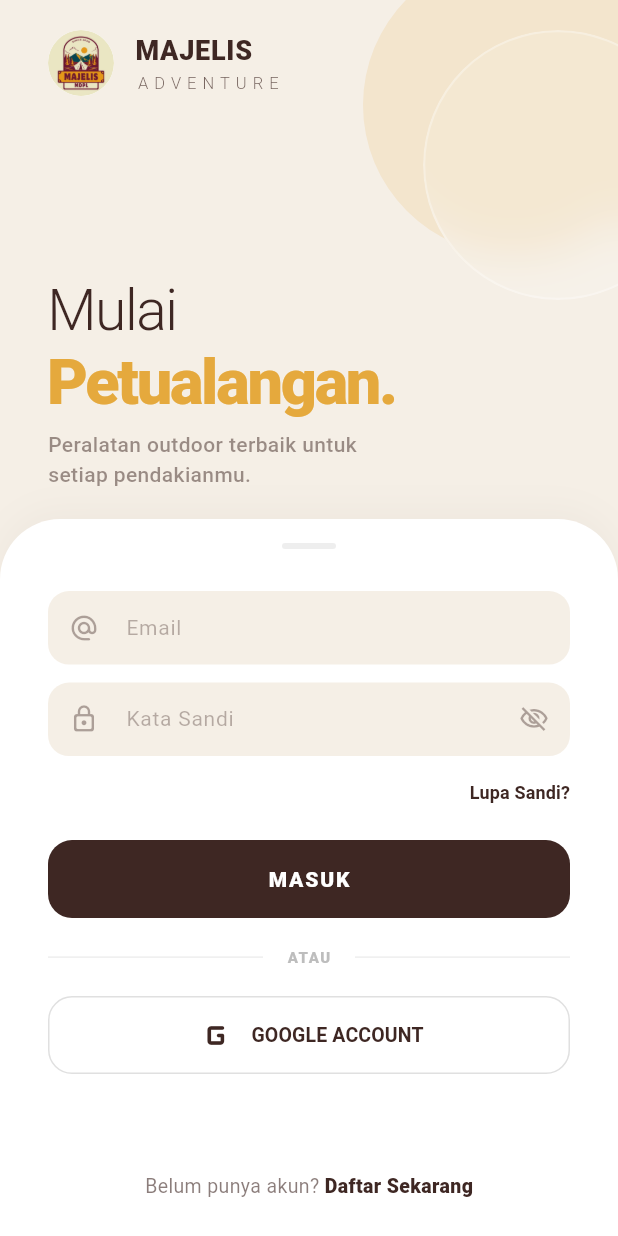
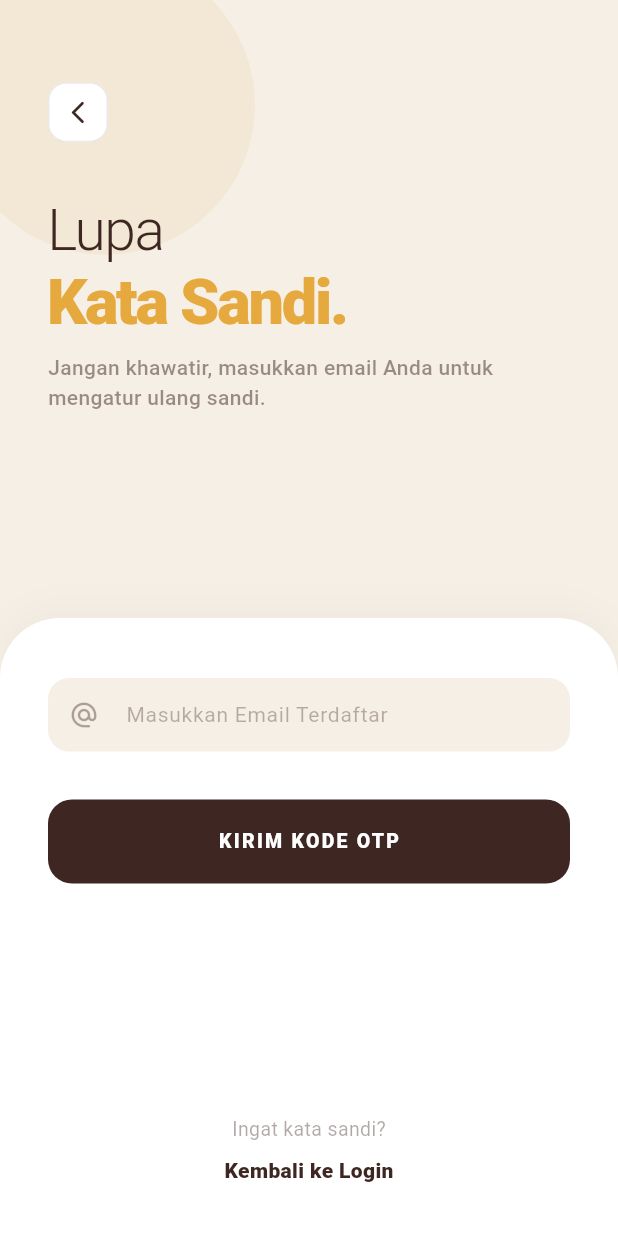
Before and after one commit to dimasfebriannn/Mobile-Rental-Outdoor, a Flutter app: the screen it shows after launch, after a tap on "Lupa Sandi?", on a phone screen of 412 x 824 dp. Run offline on Flutter 3.47's test engine with Material 3 defaults, Android fonts, the light colour scheme and no system bars; our stand-ins replace dio, firebase_auth, firebase_core, flutter_markdown, font_awesome_flutter, google_sign_in and 3 more; accounts and stored records are empty; network calls fail.

Commit message:
nambah ui halaman lupa password

```diff
--- a/lib/config/api_config.dart
+++ b/lib/config/api_config.dart
@@ -13,7 +13,7 @@ class ApiConfig {
 
   // ── URL per environment ───────────────────────────────────────────────────
   static const String _localUrl = 'http://10.0.2.2:8000/api';
-  static const String _ngrokUrl = 'https://9dfb-103-105-57-88.ngrok-free.app/api';
+  static const String _ngrokUrl = 'https://prism-everglade-earthy.ngrok-free.dev/api';
   static const String _prodUrl  = 'https://api.yourdomain.com/api';
 
   static String get baseUrl {
--- /dev/null
+++ b/lib/screens/auth/forgot_password_screen.dart
@@ -0,0 +1,267 @@
+import 'dart:ui';
+import 'package:flutter/material.dart';
+import '../../widgets/custom_textfield.dart';
+import '../../services/auth_service.dart';
+
+class ForgotPasswordScreen extends StatefulWidget {
+  const ForgotPasswordScreen({super.key});
+
+  @override
+  State<ForgotPasswordScreen> createState() => _ForgotPasswordScreenState();
+}
+
+class _ForgotPasswordScreenState extends State<ForgotPasswordScreen>
+    with SingleTickerProviderStateMixin {
+  final _emailController = TextEditingController();
+  bool _isLoading = false;
+
+  // ── Colors ────────────────────────────────────────────
+  final Color creamBg = const Color(0xFFF5EFE6);
+  final Color darkBrown = const Color(0xFF3E2723);
+  final Color goldenYellow = const Color(0xFFE5A93D);
+
+  // ── Animations ────────────────────────────────────────
+  late AnimationController _controller;
+  late Animation<double> _fade;
+  late Animation<Offset> _sheetSlide;
+
+  @override
+  void initState() {
+    super.initState();
+    _controller = AnimationController(
+      vsync: this,
+      duration: const Duration(milliseconds: 1000),
+    );
+    _fade = Tween<double>(begin: 0.0, end: 1.0).animate(
+      CurvedAnimation(parent: _controller, curve: Curves.easeIn),
+    );
+    _sheetSlide = Tween<Offset>(begin: const Offset(0, 0.5), end: Offset.zero)
+        .animate(CurvedAnimation(parent: _controller, curve: Curves.easeOutExpo));
+
+    _controller.forward();
+  }
+
+  @override
+  void dispose() {
+    _controller.dispose();
+    _emailController.dispose();
+    super.dispose();
+  }
+
+  void _showError(String message) {
+    ScaffoldMessenger.of(context).showSnackBar(
+      SnackBar(
+        content: Text(message),
+        backgroundColor: Colors.red.shade700,
+        behavior: SnackBarBehavior.floating,
+        shape: RoundedRectangleBorder(borderRadius: BorderRadius.circular(12)),
+      ),
+    );
+  }
+
+  // ── Logic ─────────────────────────────────────────────
+  Future<void> _handleResetPassword() async {
+    final email = _emailController.text.trim();
+    if (email.isEmpty) {
+      _showError('Masukkan email Anda terlebih dahulu.');
+      return;
+    }
+
+    setState(() => _isLoading = true);
+
+    // Simulasi hit API (sesuaikan dengan AuthService Anda nanti)
+    await Future.delayed(const Duration(seconds: 2));
+
+    if (!mounted) return;
+    setState(() => _isLoading = false);
+
+    _showSuccessPopup();
+  }
+
+  void _showSuccessPopup() {
+    showDialog(
+      context: context,
+      barrierDismissible: false,
+      builder: (context) => Dialog(
+        backgroundColor: Colors.transparent,
+        child: Container(
+          padding: const EdgeInsets.all(28),
+          decoration: BoxDecoration(
+            color: Colors.white,
+            borderRadius: BorderRadius.circular(30),
+          ),
+          child: Column(
+            mainAxisSize: MainAxisSize.min,
+            children: [
+              Container(
+                padding: const EdgeInsets.all(20),
+                decoration: BoxDecoration(
+                  color: goldenYellow.withOpacity(0.1),
+                  shape: BoxShape.circle,
+                ),
+                child: Icon(Icons.mark_email_read_rounded, color: goldenYellow, size: 50),
+              ),
+              const SizedBox(height: 24),
+              Text(
+                "EMAIL TERKIRIM",
+                style: TextStyle(color: darkBrown, fontWeight: FontWeight.w900, fontSize: 18, letterSpacing: 1.5),
+              ),
+              const SizedBox(height: 16),
+              Text(
+                "Kami telah mengirimkan instruksi pengaturan ulang kata sandi ke email Anda.",
+                textAlign: TextAlign.center,
+                style: TextStyle(color: darkBrown.withOpacity(0.5), fontSize: 13, height: 1.5, fontWeight: FontWeight.w500),
+              ),
+              const SizedBox(height: 32),
+              SizedBox(
+                width: double.infinity,
+                height: 54,
+                child: ElevatedButton(
+                  style: ElevatedButton.styleFrom(
+                    backgroundColor: darkBrown,
+                    shape: RoundedRectangleBorder(borderRadius: BorderRadius.circular(15)),
+                    elevation: 0,
+                  ),
+                  onPressed: () {
+                    Navigator.pop(context); // Tutup dialog
+                    Navigator.pop(context); // Kembali ke Login
+                  },
+                  child: const Text("KEMBALI KE LOGIN", style: TextStyle(color: Colors.white, fontWeight: FontWeight.w900, fontSize: 12, letterSpacing: 1)),
+                ),
+              ),
+            ],
+          ),
+        ),
+      ),
+    );
+  }
+
+  @override
+  Widget build(BuildContext context) {
+    final size = MediaQuery.of(context).size;
+
+    return Scaffold(
+      backgroundColor: creamBg,
+      body: Stack(
+        children: [
+          // ── Background Decor ──────────────────
+          Positioned(
+            top: -30, left: -30,
+            child: Container(
+              width: 200, height: 200,
+              decoration: BoxDecoration(shape: BoxShape.circle, color: goldenYellow.withOpacity(0.1)),
+            ),
+          ),
+
+          // ── Header ────────────────────────────
+          Positioned(
+            top: 0, left: 0, right: 0,
+            height: size.height * 0.4,
+            child: SafeArea(
+              child: Padding(
+                padding: const EdgeInsets.symmetric(horizontal: 32),
+                child: Column(
+                  crossAxisAlignment: CrossAxisAlignment.start,
+                  mainAxisAlignment: MainAxisAlignment.center,
+                  children: [
+                    GestureDetector(
+                      onTap: () => Navigator.pop(context),
+                      child: Container(
+                        padding: const EdgeInsets.all(10),
+                        decoration: BoxDecoration(
+                          color: Colors.white,
+                          borderRadius: BorderRadius.circular(12),
+                          border: Border.all(color: darkBrown.withOpacity(0.1)),
+                        ),
+                        child: Icon(Icons.arrow_back_ios_new_rounded, color: darkBrown, size: 18),
+                      ),
+                    ),
+                    const SizedBox(height: 32),
+                    Text(
+                      'Lupa',
+                      style: TextStyle(fontSize: 38, fontWeight: FontWeight.w300, color: darkBrown, letterSpacing: -1),
+                    ),
+                    Text(
+                      'Kata Sandi.',
+                      style: TextStyle(fontSize: 42, fontWeight: FontWeight.w900, color: goldenYellow, height: 1.0, letterSpacing: -1.5),
+                    ),
+                    const SizedBox(height: 12),
+                    Text(
+                      'Jangan khawatir, masukkan email Anda untuk mengatur ulang sandi.',
+                      style: TextStyle(fontSize: 14, color: darkBrown.withOpacity(0.5), fontWeight: FontWeight.w500, height: 1.4),
+                    ),
+                  ],
+                ),
+              ),
+            ),
+          ),
+
+          // ── Form Sheet ────────────────────────
+          Positioned(
+            bottom: 0, left: 0, right: 0,
+            height: size.height * 0.5,
+            child: SlideTransition(
+              position: _sheetSlide,
+              child: FadeTransition(
+                opacity: _fade,
+                child: Container(
+                  decoration: BoxDecoration(
+                    color: Colors.white,
+                    borderRadius: const BorderRadius.vertical(top: Radius.circular(40)),
+                    boxShadow: [BoxShadow(color: darkBrown.withOpacity(0.04), blurRadius: 20, offset: const Offset(0, -5))],
+                  ),
+                  child: Padding(
+                    padding: const EdgeInsets.fromLTRB(32, 40, 32, 24),
+                    child: Column(
+                      children: [
+                        CustomTextField(
+                          hintText: 'Masukkan Email Terdaftar',
+                          prefixIcon: Icons.alternate_email_rounded,
+                          controller: _emailController,
+                          keyboardType: TextInputType.emailAddress,
+                        ),
+                        const SizedBox(height: 32),
+                        SizedBox(
+                          width: double.infinity,
+                          height: 56,
+                          child: ElevatedButton(
+                            onPressed: _isLoading ? null : _handleResetPassword,
+                            style: ElevatedButton.styleFrom(
+                              backgroundColor: darkBrown,
+                              shape: RoundedRectangleBorder(borderRadius: BorderRadius.circular(16)),
+                              elevation: 0,
+                            ),
+                            child: _isLoading
+                                ? const SizedBox(width: 22, height: 22, child: CircularProgressIndicator(color: Colors.white, strokeWidth: 2))
+                                : const Text(
+                                    'KIRIM KODE OTP',
+                                    style: TextStyle(color: Colors.white, fontSize: 13, fontWeight: FontWeight.w900, letterSpacing: 1.5),
+                                  ),
+                          ),
+                        ),
+                        const Spacer(),
+                        Text(
+                          'Ingat kata sandi?',
+                          style: TextStyle(color: darkBrown.withOpacity(0.4), fontSize: 13),
+                        ),
+                        const SizedBox(height: 8),
+                        GestureDetector(
+                          onTap: () => Navigator.pop(context),
+                          child: Text(
+                            'Kembali ke Login',
+                            style: TextStyle(color: darkBrown, fontWeight: FontWeight.w900, fontSize: 14),
+                          ),
+                        ),
+                        const SizedBox(height: 10),
+                      ],
+                    ),
+                  ),
+                ),
+              ),
+            ),
+          ),
+        ],
+      ),
+    );
+  }
+}
--- a/lib/screens/auth/login_screen.dart
+++ b/lib/screens/auth/login_screen.dart
@@ -5,6 +5,7 @@ import '../../widgets/custom_textfield.dart';
 import '../../services/auth_service.dart';
 import '../home/home_screen.dart';
 import 'register_screen.dart';
+import 'forgot_password_screen.dart';
 
 class LoginScreen extends StatefulWidget {
   const LoginScreen({super.key});
@@ -99,8 +100,11 @@ class _LoginScreenState extends State<LoginScreen>
       SnackBar(
         content: Row(
           children: [
-            const Icon(Icons.error_outline_rounded,
-                color: Colors.white, size: 20),
+            const Icon(
+              Icons.error_outline_rounded,
+              color: Colors.white,
+              size: 20,
+            ),
             const SizedBox(width: 10),
             Expanded(child: Text(message)),
           ],
@@ -114,10 +118,7 @@ class _LoginScreenState extends State<LoginScreen>
   }
 
   /// Snackbar amber — untuk peringatan metode login yang salah
-  void _showProviderWarning({
-    required String message,
-    required IconData icon,
-  }) {
+  void _showProviderWarning({required String message, required IconData icon}) {
     if (!mounted) return;
     ScaffoldMessenger.of(context).hideCurrentSnackBar();
     ScaffoldMessenger.of(context).showSnackBar(
@@ -171,8 +172,9 @@ class _LoginScreenState extends State<LoginScreen>
               TextField(
                 controller: confirmController,
                 obscureText: true,
-                decoration:
-                    const InputDecoration(labelText: 'Konfirmasi Password'),
+                decoration: const InputDecoration(
+                  labelText: 'Konfirmasi Password',
+                ),
               ),
             ],
           ),
@@ -251,7 +253,8 @@ class _LoginScreenState extends State<LoginScreen>
     // Akun ini terdaftar via Google → tampilkan peringatan khusus
     if (result.authProvider == 'google') {
       _showProviderWarning(
-        message: 'Akun ini terdaftar via Google. Gunakan tombol "Google Account" untuk login.',
+        message:
+            'Akun ini terdaftar via Google. Gunakan tombol "Google Account" untuk login.',
         icon: Icons.g_mobiledata_rounded,
       );
       return;
@@ -283,7 +286,8 @@ class _LoginScreenState extends State<LoginScreen>
     // Akun ini terdaftar via email → tampilkan peringatan khusus
     if (result.authProvider == 'email') {
       _showProviderWarning(
-        message: 'Akun ini terdaftar via email. Gunakan email & kata sandi untuk login.',
+        message:
+            'Akun ini terdaftar via email. Gunakan email & kata sandi untuk login.',
         icon: Icons.email_outlined,
       );
       return;
@@ -497,7 +501,13 @@ class _LoginScreenState extends State<LoginScreen>
                           alignment: Alignment.centerRight,
                           child: TextButton(
                             onPressed: () {
-                              // TODO: implement forgot password
+                              Navigator.push(
+                                context,
+                                MaterialPageRoute(
+                                  builder: (context) =>
+                                      const ForgotPasswordScreen(),
+                                ),
+                              );
                             },
                             style: TextButton.styleFrom(
                               padding: EdgeInsets.zero,
@@ -554,10 +564,13 @@ class _LoginScreenState extends State<LoginScreen>
 
                         Row(
                           children: [
-                            Expanded(child: Divider(color: Colors.grey.shade200)),
+                            Expanded(
+                              child: Divider(color: Colors.grey.shade200),
+                            ),
                             Padding(
-                              padding:
-                                  const EdgeInsets.symmetric(horizontal: 16),
+                              padding: const EdgeInsets.symmetric(
+                                horizontal: 16,
+                              ),
                               child: Text(
                                 'ATAU',
                                 style: TextStyle(
@@ -568,7 +581,9 @@ class _LoginScreenState extends State<LoginScreen>
                                 ),
                               ),
                             ),
-                            Expanded(child: Divider(color: Colors.grey.shade200)),
+                            Expanded(
+                              child: Divider(color: Colors.grey.shade200),
+                            ),
                           ],
                         ),
 
@@ -579,8 +594,9 @@ class _LoginScreenState extends State<LoginScreen>
                           width: double.infinity,
                           height: 52,
                           child: OutlinedButton(
-                            onPressed:
-                                _isGoogleLoading ? null : _handleGoogleLogin,
+                            onPressed: _isGoogleLoading
+                                ? null
+                                : _handleGoogleLogin,
                             style: OutlinedButton.styleFrom(
                               side: BorderSide(color: Colors.grey.shade300),
                               shape: RoundedRectangleBorder(
```
